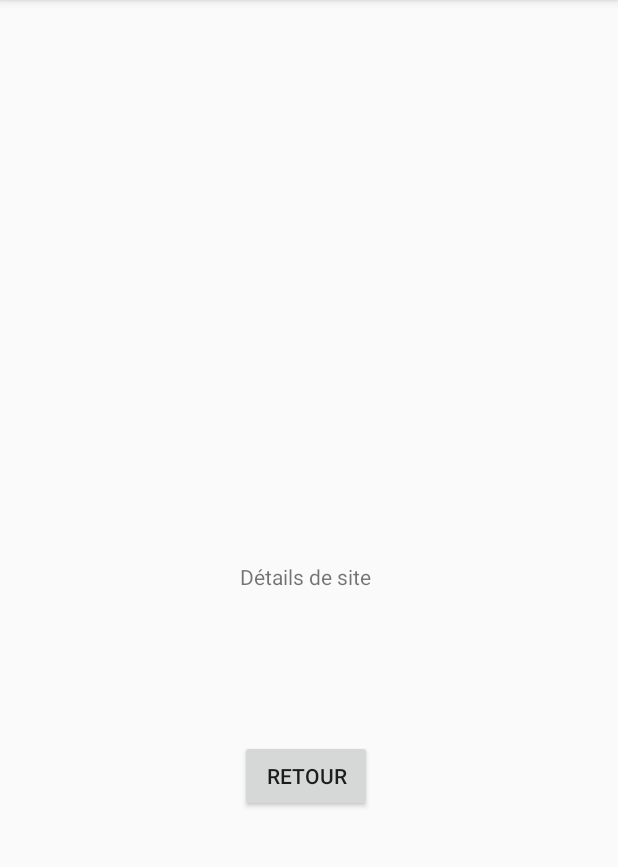
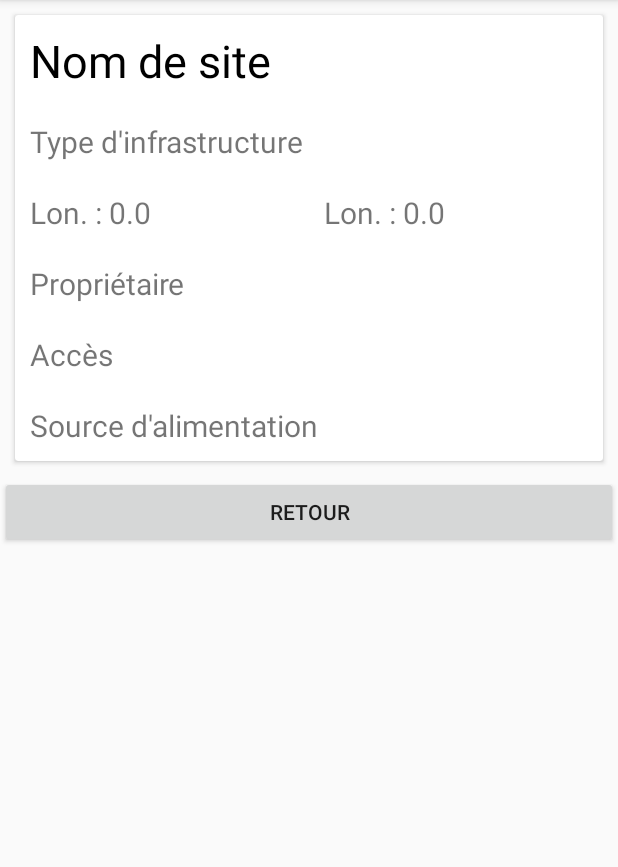
Before and after one commit to Random-nii-chan/chaldeas, an Android app: the SiteDetailFragment screen opened through its navigation route, on a phone screen of 412 x 824 dp, the part 84-951 px from its top. Run offline under Robolectric (Android 15) with nearby library versions, the phone set to English and light mode, and no system bars; 8 statements that could not run were skipped.

Commit message:
navigation détail station

```diff
--- a/app/src/main/java/fr/spc/leosoliveres/chaldeas/adapter/ViewHolder.kt
+++ b/app/src/main/java/fr/spc/leosoliveres/chaldeas/adapter/ViewHolder.kt
@@ -16,7 +16,7 @@ class ViewHolder(itemView: View) : RecyclerView.ViewHolder(itemView) {
 		val longitude = site.longitude.toString()
 		val latitude = site.latitude.toString()
 
-		this.nomSite.text = site.nom
+		this.nomSite.text = site.name
 		this.typeSite.text = site.type
 		this.longitude.text = String.format("Lon. : $longitude")
 		this.latitude.text = String.format("Lat. : $latitude")
--- a/app/src/main/java/fr/spc/leosoliveres/chaldeas/model/Site.kt
+++ b/app/src/main/java/fr/spc/leosoliveres/chaldeas/model/Site.kt
@@ -5,11 +5,11 @@ import kotlinx.android.parcel.Parcelize
 
 @Parcelize
 data class Site(
-    val nom: String,
+    val name: String,
     val latitude: Float,
     val longitude: Float,
-    val energie: String = "Non renseigné",
-    val acces: String = "Non renseigné",
-    val proprietaire: String = "Non renseigné",
+    val powerSource: String = "Non renseigné",
+    val access: String = "Non renseigné",
+    val owner: String = "Non renseigné",
     val type: String = "Type d'installation inconnu"
 ) : Parcelable
--- a/app/src/main/java/fr/spc/leosoliveres/chaldeas/ui/fragment/SiteDetailFragment.kt
+++ b/app/src/main/java/fr/spc/leosoliveres/chaldeas/ui/fragment/SiteDetailFragment.kt
@@ -7,13 +7,10 @@ import android.view.View
 import android.view.ViewGroup
 
 import fr.spc.leosoliveres.chaldeas.R
+import fr.spc.leosoliveres.chaldeas.model.Site
+import kotlinx.android.synthetic.main.fragment_site_detail.*
 
-class SiteDetailFragment : Fragment() {
-
-	override fun onCreate(savedInstanceState: Bundle?) {
-		super.onCreate(savedInstanceState)
-	}
-
+class SiteDetailFragment : Fragment(R.layout.site_list_fragment) {
 	override fun onCreateView(
 		inflater: LayoutInflater, container: ViewGroup?,
 		savedInstanceState: Bundle?
@@ -21,4 +18,19 @@ class SiteDetailFragment : Fragment() {
 		// Inflate the layout for this fragment
 		return inflater.inflate(R.layout.fragment_site_detail, container, false)
 	}
+
+	override fun onActivityCreated(savedInstanceState: Bundle?) {
+		super.onActivityCreated(savedInstanceState)
+		var site = arguments!!.getParcelable<Site>("site")!!
+		val latitudeData = site.latitude
+		val longitudeData = site.longitude
+
+		name.text = site.name
+		infrastructure_type.text = site.type
+		longitude.text = String.format("Lon. : $longitudeData")
+		latitude.text = String.format("Lon. : $latitudeData")
+		owner.text = site.owner
+		access.text = site.access
+		power_source.text = site.powerSource
+	}
 }
--- a/app/src/main/java/fr/spc/leosoliveres/chaldeas/ui/fragment/SiteListFragment.kt
+++ b/app/src/main/java/fr/spc/leosoliveres/chaldeas/ui/fragment/SiteListFragment.kt
@@ -6,6 +6,9 @@ import android.view.LayoutInflater
 import android.view.View
 import android.view.ViewGroup
 import android.widget.Toast
+import androidx.core.os.bundleOf
+import androidx.navigation.findNavController
+import androidx.navigation.fragment.findNavController
 import androidx.recyclerview.widget.LinearLayoutManager
 
 import fr.spc.leosoliveres.chaldeas.R
@@ -32,7 +35,7 @@ class SiteListFragment : Fragment(R.layout.site_list_fragment),OnItemClickListen
 	}
 
 	override fun onItemClicked(site:Site){
-		Toast.makeText(activity, site.nom, Toast.LENGTH_LONG).show()
+		findNavController().navigate(R.id.nav_view_site_details,bundleOf("site" to site))
 	}
 
 	private fun initVariables(count:Int):ArrayList<Site>{
--- a/app/src/main/java/fr/spc/leosoliveres/chaldeas/ui/fragment/SiteListViewModel.kt
+++ /dev/null
@@ -1,7 +0,0 @@
-package fr.spc.leosoliveres.chaldeas.ui.fragment
-
-import androidx.lifecycle.ViewModel
-
-class SiteListViewModel : ViewModel() {
-	// TODO: Implement the ViewModel
-}
--- a/app/src/main/res/layout/fragment_site_detail.xml
+++ b/app/src/main/res/layout/fragment_site_detail.xml
@@ -1,34 +1,95 @@
 <?xml version="1.0" encoding="utf-8"?>
-<androidx.constraintlayout.widget.ConstraintLayout xmlns:android="http://schemas.android.com/apk/res/android"
+<LinearLayout xmlns:android="http://schemas.android.com/apk/res/android"
     xmlns:app="http://schemas.android.com/apk/res-auto"
     xmlns:tools="http://schemas.android.com/tools"
     android:layout_width="match_parent"
     android:layout_height="match_parent"
+    android:orientation="vertical"
     tools:context=".ui.fragment.SiteDetailFragment">
 
-        <!-- TODO: Update blank fragment layout -->
+    <androidx.cardview.widget.CardView
+        android:layout_width="match_parent"
+        android:layout_height="wrap_content"
+        android:layout_margin="10sp">
 
-    <TextView
-        android:id="@+id/textView"
-        android:layout_width="wrap_content"
-        android:layout_height="wrap_content"
-        android:layout_marginStart="160dp"
-        android:layout_marginLeft="160dp"
-        android:text="Détails de site"
-        app:layout_constraintBottom_toBottomOf="parent"
-        app:layout_constraintStart_toStartOf="parent"
-        app:layout_constraintTop_toTopOf="parent" />
+        <LinearLayout
+            android:layout_width="match_parent"
+            android:layout_height="match_parent"
+            android:orientation="vertical">
+
+            <TextView
+                android:id="@+id/name"
+                android:layout_width="match_parent"
+                android:layout_height="wrap_content"
+                android:padding="10sp"
+                android:text="Nom de site"
+                android:textColor="@color/colorFontDark"
+                android:textSize="30sp" />
+
+            <TextView
+                android:id="@+id/infrastructure_type"
+                android:layout_width="match_parent"
+                android:layout_height="wrap_content"
+                android:padding="10sp"
+                android:text="Type d'infrastructure"
+                android:textSize="20sp" />
+
+            <TableRow
+                android:layout_width="match_parent"
+                android:layout_height="match_parent"
+                android:layout_gravity="center_vertical|right">
+
+                <TextView
+                    android:id="@+id/latitude"
+                    android:layout_width="match_parent"
+                    android:layout_height="wrap_content"
+                    android:layout_weight="1"
+                    android:padding="10sp"
+                    android:text="Latitude"
+                    android:textSize="20sp" />
+
+                <TextView
+                    android:id="@+id/longitude"
+                    android:layout_width="match_parent"
+                    android:layout_height="wrap_content"
+                    android:layout_weight="1"
+                    android:padding="10sp"
+                    android:text="Longitude"
+                    android:textSize="20sp" />
+            </TableRow>
+
+            <TextView
+                android:id="@+id/owner"
+                android:layout_width="match_parent"
+                android:layout_height="wrap_content"
+                android:padding="10sp"
+                android:text="Propriétaire"
+                android:textSize="20sp" />
+
+            <TextView
+                android:id="@+id/access"
+                android:layout_width="match_parent"
+                android:layout_height="wrap_content"
+                android:padding="10sp"
+                android:text="Accès"
+                android:textSize="20sp" />
+
+            <TextView
+                android:id="@+id/power_source"
+                android:layout_width="match_parent"
+                android:layout_height="wrap_content"
+                android:padding="10sp"
+                android:text="Source d'alimentation"
+                android:textSize="20sp" />
+        </LinearLayout>
+
+    </androidx.cardview.widget.CardView>
 
     <Button
-        android:id="@+id/button"
-        android:layout_width="wrap_content"
+        android:id="@+id/return_button"
+        android:layout_width="match_parent"
         android:layout_height="wrap_content"
-        android:layout_marginStart="160dp"
-        android:layout_marginLeft="160dp"
-        android:text="Retour"
-        app:layout_constraintBottom_toBottomOf="parent"
-        app:layout_constraintStart_toStartOf="parent"
-        app:layout_constraintTop_toBottomOf="@+id/textView"
-        app:layout_constraintVertical_bias="0.305" />
+        android:text="@string/return_button" />
 
-</androidx.constraintlayout.widget.ConstraintLayout>
+
+</LinearLayout>
--- a/app/src/main/res/navigation/nav_graph.xml
+++ b/app/src/main/res/navigation/nav_graph.xml
@@ -10,8 +10,12 @@
         android:name="fr.spc.leosoliveres.chaldeas.ui.fragment.SiteListFragment"
         android:label="SiteListFragment" >
         <action
-            android:id="@+id/view_dite_details"
-            app:destination="@id/siteDetailFragment" />
+            android:id="@+id/nav_view_site_details"
+            app:destination="@id/siteDetailFragment">
+            <argument
+                android:name="site"
+                app:argType="fr.spc.leosoliveres.chaldeas.model.Site"/>
+        </action>
     </fragment>
     <fragment
         android:id="@+id/siteDetailFragment"
--- a/app/src/main/res/values/strings.xml
+++ b/app/src/main/res/values/strings.xml
@@ -2,4 +2,5 @@
     <string name="app_name">Chaldeas</string>
     <string name="formatted_longitude">Longitude : %1$s</string>
     <string name="formatted_latitude">Latitude : %1$s</string>
+    <string name="return_button">Retour</string>
 </resources>
```
